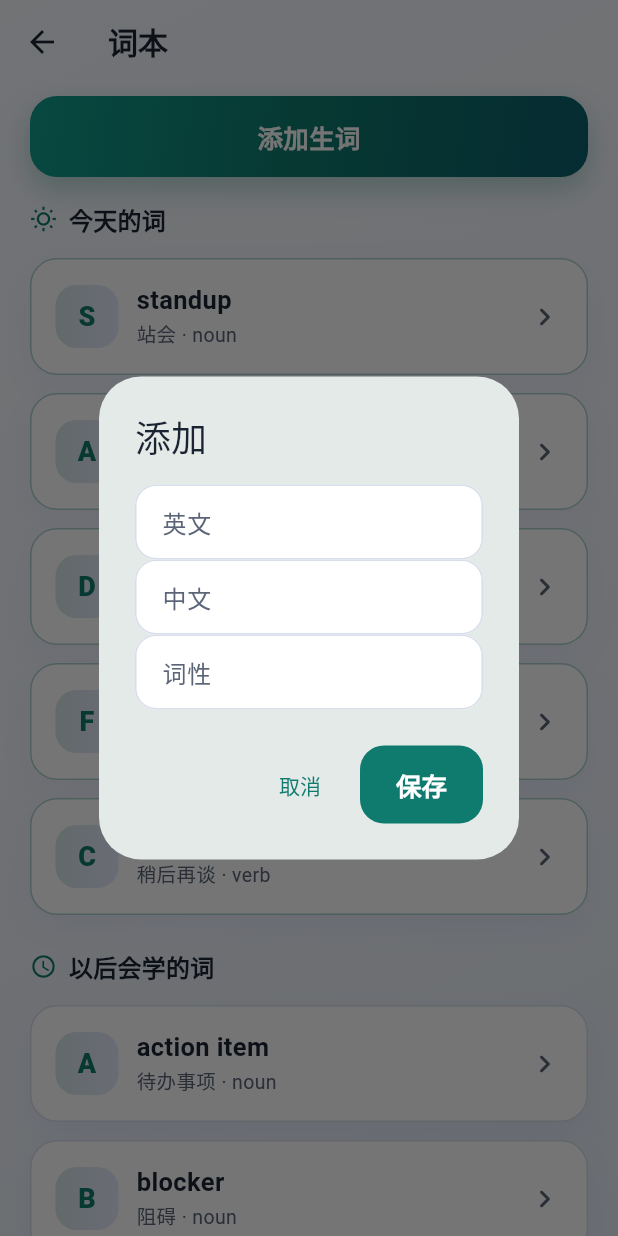
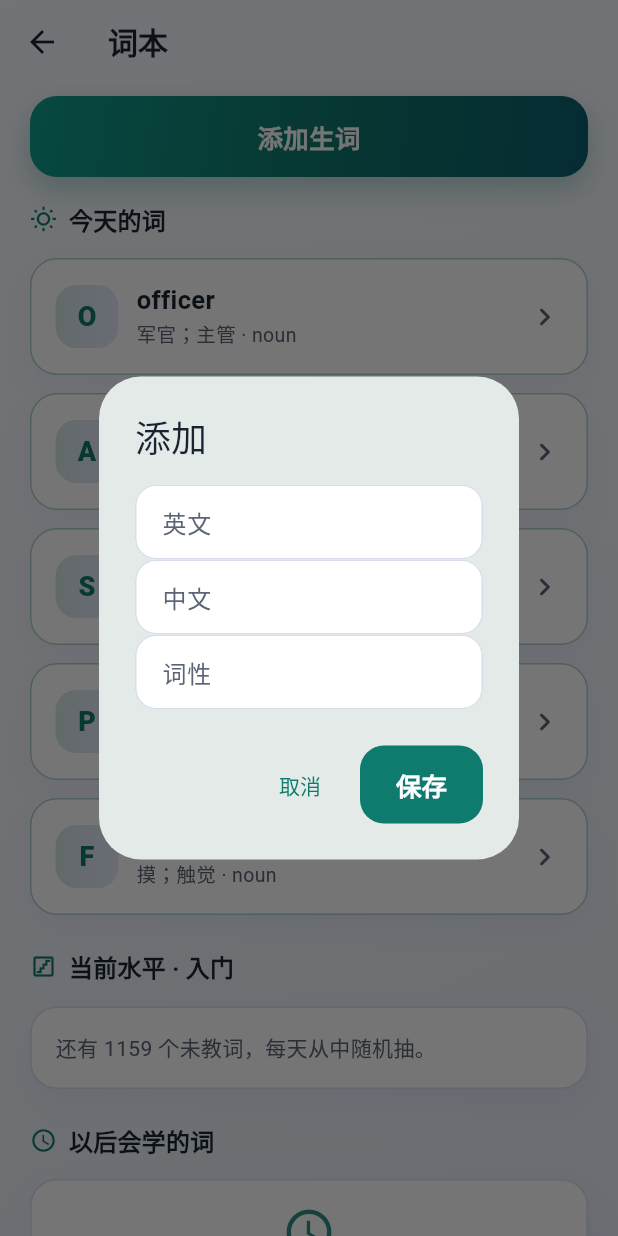
Before and after one commit to tysb121/english-app, a Flutter app: the WordsPage screen opened directly, after a tap on "添加生词", on a phone screen of 412 x 824 dp. Run offline on Flutter 3.47's test engine with Material 3 defaults, Android fonts, the light colour scheme and no system bars; our stand-ins replace flutter_secure_storage; accounts and stored records are empty.

Commit message:
feat: switch default vocabulary to CEFR-only (drop workplace seeds)
Wire LessonStore / onboarding / settings to cefr_core (入门=A1, 基础=A2,
进阶=B1): random untaught picks in the current level, freeze today's plan,
level changes apply tomorrow. Delete seed_words workplace list; migrate
tests to CEFR fixtures. Daily loop UI unchanged this pass.

```diff
--- a/lib/data/cefr_core.dart
+++ b/lib/data/cefr_core.dart
@@ -51,7 +51,7 @@ class CefrCoreBook {
   }
 }
 
-/// Loads [assets/wordbooks/cefr_core.json]. Not wired into [LessonStore] yet.
+/// Loads [assets/wordbooks/cefr_core.json] for [LessonStore].
 Future<CefrCoreBook> loadCefrCore({
   AssetBundle? bundle,
   String assetPath = 'assets/wordbooks/cefr_core.json',
--- a/lib/data/seed_words.dart
+++ /dev/null
@@ -1,85 +0,0 @@
-enum SeedBand { beginner, workplace, longer }
-
-class SeedWord {
-  final String id;
-  final String en;
-  final String cn;
-  final String pos;
-  final SeedBand band;
-
-  const SeedWord(this.id, this.en, this.cn, this.pos, this.band);
-}
-
-/// Workplace phrases written for this app. Fixed order is the lesson order.
-const List<SeedWord> seedWords = [
-  SeedWord('s01', 'standup', '站会', 'noun', SeedBand.workplace),
-  SeedWord('s02', 'agenda', '议程', 'noun', SeedBand.workplace),
-  SeedWord('s03', 'deadline', '截止日期', 'noun', SeedBand.workplace),
-  SeedWord('s04', 'follow up', '跟进', 'verb', SeedBand.workplace),
-  SeedWord('s05', 'circle back', '稍后再谈', 'verb', SeedBand.workplace),
-  SeedWord('s06', 'action item', '待办事项', 'noun', SeedBand.workplace),
-  SeedWord('s07', 'blocker', '阻碍', 'noun', SeedBand.workplace),
-  SeedWord('s08', 'sync up', '对一下进度', 'verb', SeedBand.workplace),
-  SeedWord('s09', 'ping', '发消息问一下', 'verb', SeedBand.workplace),
-  SeedWord('s10', 'loop in', '把人拉进讨论', 'verb', SeedBand.workplace),
-  SeedWord('s11', 'heads-up', '提前告知', 'noun', SeedBand.workplace),
-  SeedWord('s12', 'bandwidth', '手头的余力', 'noun', SeedBand.longer),
-  SeedWord('s13', 'takeaway', '结论', 'noun', SeedBand.workplace),
-  SeedWord('s14', 'stakeholder', '相关方', 'noun', SeedBand.longer),
-  SeedWord('s15', 'milestone', '里程碑', 'noun', SeedBand.longer),
-  SeedWord('s16', 'scope', '范围', 'noun', SeedBand.longer),
-  SeedWord('s17', 'tradeoff', '取舍', 'noun', SeedBand.longer),
-  SeedWord('s18', 'rollout', '上线', 'noun', SeedBand.longer),
-  SeedWord('s19', 'hotfix', '紧急修复', 'noun', SeedBand.longer),
-  SeedWord('s20', 'rollback', '回滚', 'noun', SeedBand.longer),
-  SeedWord('s21', 'onboard', '让新人上手', 'verb', SeedBand.longer),
-  SeedWord('s22', 'handoff', '交接', 'noun', SeedBand.longer),
-  SeedWord('s23', 'status update', '进度更新', 'noun', SeedBand.workplace),
-  SeedWord('s24', 'out of office', '不在办公室', 'phrase', SeedBand.beginner),
-  SeedWord('s25', 'running late', '要迟到了', 'phrase', SeedBand.beginner),
-  SeedWord('s26', 'jump on a call', '开个电话会', 'phrase', SeedBand.workplace),
-  SeedWord('s27', 'mute yourself', '把自己静音', 'phrase', SeedBand.workplace),
-  SeedWord('s28', 'share your screen', '共享屏幕', 'phrase', SeedBand.workplace),
-  SeedWord('s29', 'take this offline', '会下再说', 'phrase', SeedBand.longer),
-  SeedWord('s30', 'park this topic', '先搁置这个话题', 'phrase', SeedBand.longer),
-  SeedWord('s31', 'double-check', '再核对一遍', 'verb', SeedBand.workplace),
-  SeedWord('s32', 'sign off', '确认通过', 'verb', SeedBand.workplace),
-  SeedWord('s33', 'push back', '提出异议', 'verb', SeedBand.workplace),
-  SeedWord('s34', 'green light', '批准', 'noun', SeedBand.workplace),
-  SeedWord('s35', 'bottleneck', '瓶颈', 'noun', SeedBand.longer),
-  SeedWord('s36', 'backlog', '待办清单', 'noun', SeedBand.workplace),
-  SeedWord('s37', 'sprint', '迭代周期', 'noun', SeedBand.longer),
-  SeedWord('s38', 'retrospective', '回顾会', 'noun', SeedBand.longer),
-  SeedWord('s39', 'one-on-one', '一对一谈话', 'noun', SeedBand.workplace),
-  SeedWord('s40', 'time zone', '时区', 'noun', SeedBand.workplace),
-  SeedWord('s41', 'agenda item', '议程中的一项', 'noun', SeedBand.workplace),
-  SeedWord('s42', 'meeting notes', '会议记录', 'noun', SeedBand.workplace),
-  SeedWord('s43', 'action owner', '负责人', 'noun', SeedBand.workplace),
-  SeedWord('s44', 'due today', '今天到期', 'phrase', SeedBand.beginner),
-  SeedWord('s45', 'by end of day', '在今天下班前', 'phrase', SeedBand.beginner),
-  SeedWord('s46', 'as soon as possible', '尽快', 'phrase', SeedBand.beginner),
-  SeedWord('s47', 'keep me posted', '有进展告诉我', 'phrase', SeedBand.beginner),
-  SeedWord('s48', 'sounds good', '可以', 'phrase', SeedBand.beginner),
-  SeedWord('s49', 'let me check', '我确认一下', 'phrase', SeedBand.beginner),
-  SeedWord('s50', "I'll get back to you", '我稍后回复你', 'phrase', SeedBand.beginner),
-  SeedWord('s51', 'thanks for the update', '谢谢更新', 'phrase', SeedBand.beginner),
-  SeedWord('s52', 'could you clarify', '能说得更清楚吗', 'phrase', SeedBand.workplace),
-  SeedWord('s53', "let's prioritize", '我们排个优先级', 'phrase', SeedBand.workplace),
-  SeedWord('s54', 'this is blocked', '这件事被卡住了', 'phrase', SeedBand.workplace),
-  SeedWord('s55', 'we shipped it', '我们已经发布了', 'phrase', SeedBand.longer),
-  SeedWord('s56', 'pending review', '等待审阅', 'phrase', SeedBand.workplace),
-  SeedWord('s57', 'out of scope', '不在范围内', 'phrase', SeedBand.longer),
-  SeedWord('s58', 'on track', '进度正常', 'phrase', SeedBand.workplace),
-  SeedWord('s59', 'behind schedule', '落后于计划', 'phrase', SeedBand.workplace),
-  SeedWord('s60', 'quick question', '问个快问题', 'phrase', SeedBand.beginner),
-  SeedWord('s61', 'coffee chat', '咖啡时间的短聊', 'noun', SeedBand.workplace),
-  SeedWord('s62', 'lunch break', '午休', 'noun', SeedBand.beginner),
-  SeedWord('s63', 'wrap up', '收尾', 'verb', SeedBand.beginner),
-  SeedWord('s64', 'next steps', '下一步', 'noun', SeedBand.workplace),
-  SeedWord('s65', 'open question', '还没定的问题', 'noun', SeedBand.longer),
-  SeedWord('s66', 'decision log', '决定记录', 'noun', SeedBand.longer),
-  SeedWord('s67', 'risk', '风险', 'noun', SeedBand.longer),
-  SeedWord('s68', 'assumption', '假设', 'noun', SeedBand.longer),
-  SeedWord('s69', 'feedback', '反馈', 'noun', SeedBand.longer),
-  SeedWord('s70', 'alignment', '达成一致', 'noun', SeedBand.longer),
-];
--- a/lib/engine/lesson_store.dart
+++ b/lib/engine/lesson_store.dart
@@ -1,7 +1,7 @@
 import 'dart:convert';
 import 'dart:math';
 
-import '../data/seed_words.dart';
+import '../data/cefr_core.dart';
 import 'reasoning_effort.dart';
 
 DateTime dateOnly(DateTime value) =>
@@ -16,29 +16,37 @@ int vocabPassThreshold(int newWordCount) => (newWordCount * 8 + 9) ~/ 10;
 
 String normalizeAnswer(String value) => value.trim().toLowerCase();
 
-SeedBand bandForLevel(String level) {
-  switch (level) {
-    case '新手':
-    case '日常交流': // legacy label reads as beginner
-      return SeedBand.beginner;
-    case '更长的表达':
-      return SeedBand.longer;
-    case '简单工作对话':
+const productLevels = ['入门', '基础', '进阶'];
+
+/// Maps product labels (and legacy workplace labels) to CEFR-J codes.
+String cefrCodeForLevel(String level) {
+  switch (normalizeLevel(level)) {
+    case '基础':
+      return 'a2';
+    case '进阶':
+      return 'b1';
+    case '入门':
     default:
-      return SeedBand.workplace;
+      return 'a1';
   }
 }
 
 String normalizeLevel(String level) {
-  if (level == '日常交流') return '新手';
-  return level;
-}
-
-List<SeedBand> bandsFrom(SeedBand start) {
-  const order = [SeedBand.beginner, SeedBand.workplace, SeedBand.longer];
-  final index = order.indexOf(start);
-  if (index < 0) return order;
-  return order.sublist(index);
+  switch (level) {
+    case '新手':
+    case '日常交流':
+      return '入门';
+    case '简单工作对话':
+      return '基础';
+    case '更长的表达':
+      return '进阶';
+    case '入门':
+    case '基础':
+    case '进阶':
+      return level;
+    default:
+      return '入门';
+  }
 }
 
 String createInstallId() {
@@ -51,7 +59,7 @@ String createInstallId() {
   ).join();
 }
 
-enum WordSource { seed, user }
+enum WordSource { book, user }
 
 class Lexeme {
   final String id;
@@ -59,6 +67,8 @@ class Lexeme {
   final String cn;
   final String pos;
   final WordSource source;
+  /// CEFR code a1|a2|b1 for book words; empty for user words.
+  final String level;
 
   const Lexeme({
     required this.id,
@@ -66,6 +76,7 @@ class Lexeme {
     required this.cn,
     required this.pos,
     required this.source,
+    this.level = '',
   });
 }
 
@@ -215,24 +226,26 @@ class DayPlan {
 class LessonStore {
   LessonStore({
     DateTime Function()? clock,
-    List<SeedWord>? seeds,
+    List<CefrWord>? book,
+    Random? random,
     String? installId,
   }) : _clock = clock ?? DateTime.now,
-       _seeds = seeds ?? seedWords,
+       _random = random ?? Random(),
        installId = installId ?? createInstallId() {
-    for (final seed in _seeds) {
-      _words[seed.id] = Lexeme(
-        id: seed.id,
-        en: seed.en,
-        cn: seed.cn,
-        pos: seed.pos,
-        source: WordSource.seed,
+    for (final entry in book ?? const <CefrWord>[]) {
+      _words[entry.id] = Lexeme(
+        id: entry.id,
+        en: entry.en,
+        cn: entry.cn,
+        pos: entry.pos,
+        source: WordSource.book,
+        level: entry.level,
       );
     }
   }
 
   final DateTime Function() _clock;
-  final List<SeedWord> _seeds;
+  final Random _random;
   final Map<String, Lexeme> _words = {};
   final Map<String, DayPlan> _plans = {};
   final Map<String, List<_Attempt>> _attempts = {};
@@ -240,7 +253,7 @@ class LessonStore {
   final Map<String, _Review> _reviews = {};
 
   int dailyWords = 5;
-  String level = '简单工作对话';
+  String level = '入门';
   bool levelChosen = false;
   String reasoningEffort = 'off';
   String goal = '职场';
@@ -262,27 +275,29 @@ class LessonStore {
       for (final plan in _plans.values) ...plan.newWordIds,
     };
     final picked = <String>[];
-    void takeFrom(bool userOnly) {
-      for (final word in _words.values) {
-        if (picked.length >= dailyWords) return;
-        if (used.contains(word.id) || picked.contains(word.id)) continue;
-        final isUser = word.source == WordSource.user;
-        if (userOnly != isUser) continue;
-        if (!userOnly && word.source != WordSource.seed) continue;
-        picked.add(word.id);
-      }
+
+    // User-added words fill new slots first (still in insertion order).
+    for (final word in _words.values) {
+      if (picked.length >= dailyWords) break;
+      if (word.source != WordSource.user) continue;
+      if (used.contains(word.id) || picked.contains(word.id)) continue;
+      picked.add(word.id);
     }
 
-    takeFrom(true);
-    final bands = bandsFrom(bandForLevel(level));
-    for (final band in bands) {
-      if (picked.length >= dailyWords) break;
-      for (final seed in _seeds) {
-        if (picked.length >= dailyWords) break;
-        if (seed.band != band) continue;
-        if (used.contains(seed.id) || picked.contains(seed.id)) continue;
-        picked.add(seed.id);
-      }
+    // Remaining slots: random among untaught book words in the current CEFR level.
+    if (picked.length < dailyWords) {
+      final code = cefrCodeForLevel(level);
+      final pool = [
+        for (final word in _words.values)
+          if (word.source == WordSource.book &&
+              word.level == code &&
+              !used.contains(word.id) &&
+              !picked.contains(word.id))
+            word.id,
+      ];
+      pool.shuffle(_random);
+      final need = dailyWords - picked.length;
+      picked.addAll(pool.take(need));
     }
     final reviews = <String>[];
     for (final entry in _reviews.entries) {
@@ -327,6 +342,29 @@ class LessonStore {
   Lexeme? word(String id) => _words[id];
 
   List<Lexeme> get catalog => _words.values.toList();
+
+  /// User words plus already-introduced book words (keeps 词本 UI off the full 5k list).
+  List<Lexeme> get browsableWords => [
+        for (final word in _words.values)
+          if (word.source == WordSource.user ||
+              (_reviews[word.id]?.introducedOn != null))
+            word,
+      ];
+
+  int untaughtInLevelCount() {
+    final code = cefrCodeForLevel(level);
+    final used = <String>{
+      for (final plan in _plans.values) ...plan.newWordIds,
+    };
+    var count = 0;
+    for (final word in _words.values) {
+      if (word.source != WordSource.book) continue;
+      if (word.level != code) continue;
+      if (used.contains(word.id)) continue;
+      count += 1;
+    }
+    return count;
+  }
 
   List<String> vocabQueue(DayPlan plan) => [
     ...plan.newWordIds,
@@ -979,15 +1017,16 @@ class LessonStore {
     if (wordCounts.contains(json['dailyWords'])) {
       dailyWords = json['dailyWords'] as int;
     }
-    const levels = {'新手', '简单工作对话', '日常交流', '更长的表达'};
+    const legacyLevels = {'新手', '简单工作对话', '日常交流', '更长的表达'};
+    const levels = {'入门', '基础', '进阶', ...legacyLevels};
     const goals = {'职场', '日常', '考试', '都要'};
     const tones = {'简洁', '朋友', '老师'};
-    if (levels.contains(json['level'])) {
+    if (json['level'] is String && levels.contains(json['level'])) {
       level = normalizeLevel(json['level'] as String);
     }
     if (json['levelChosen'] == true) {
       levelChosen = true;
-    } else if (levels.contains(json['level'])) {
+    } else if (json['level'] is String && levels.contains(json['level'])) {
       // Returning users who already had a level saved are treated as chosen.
       levelChosen = true;
     }
--- a/lib/main.dart
+++ b/lib/main.dart
@@ -4,6 +4,7 @@ import 'app/app_model.dart';
 import 'app/local_progress.dart';
 import 'app/progress_shell.dart';
 import 'app/secrets.dart';
+import 'data/cefr_core.dart';
 import 'engine/lesson_store.dart';
 import 'engine/chat_thread.dart';
 import 'net/io_poster.dart';
@@ -13,7 +14,8 @@ Future<void> main() async {
   WidgetsFlutterBinding.ensureInitialized();
   final secrets = await SecureSecrets().load();
   final progress = await LocalProgress.open();
-  final store = LessonStore();
+  final book = await loadCefrCore();
+  final store = LessonStore(book: book.entries);
   final shell = ProgressShell(store: store, chat: ChatThread());
   final saved = await progress.read();
   if (saved != null && saved.trim().isNotEmpty) {
--- a/lib/ui/level_page.dart
+++ b/lib/ui/level_page.dart
@@ -8,19 +8,19 @@ class LevelPage extends StatelessWidget {
 
   static const _options = [
     (
-      '新手',
-      "I'm running late. 要迟到了",
+      '入门',
+      'A1 · hello / good / day',
       Icons.emoji_emotions_outlined,
     ),
     (
-      '简单工作对话',
-      "Let's start the standup. 我们开始站会。",
-      Icons.work_outline_rounded,
+      '基础',
+      'A2 · although / appear / around',
+      Icons.menu_book_outlined,
     ),
     (
-      '更长的表达',
-      "Let's take this offline. 会下再说。",
-      Icons.record_voice_over_outlined,
+      '进阶',
+      'B1 · abandon / absorb / access',
+      Icons.school_outlined,
     ),
   ];
 
@@ -38,7 +38,7 @@ class LevelPage extends StatelessWidget {
           ),
           const SizedBox(height: 8),
           const Text(
-            '决定从哪一档说法开始。今天的计划冻住后，改水平从明天生效。',
+            '决定从哪一档 CEFR 词开始。今天的计划冻住后，改水平从明天生效。',
             style: TextStyle(color: muted, height: 1.45),
           ),
           const SizedBox(height: 16),
--- a/lib/ui/settings_page.dart
+++ b/lib/ui/settings_page.dart
@@ -27,7 +27,7 @@ class _SettingsPageState extends State<SettingsPage> {
   bool _busy = false;
   bool _filled = false;
 
-  static const _levels = ['新手', '简单工作对话', '更长的表达'];
+  static const _levels = productLevels;
 
   @override
   void didChangeDependencies() {
--- a/lib/ui/words_page.dart
+++ b/lib/ui/words_page.dart
@@ -18,7 +18,9 @@ class WordsPage extends StatelessWidget {
       ...plan.errorWordIds,
     ];
     final today = [for (final id in todayIds) store.word(id)].whereType<Lexeme>();
-    final later = store.catalog.where((word) => !todayIds.contains(word.id));
+    final later = store.browsableWords.where((word) => !todayIds.contains(word.id));
+    final remaining = store.untaughtInLevelCount();
+    final levelLabel = normalizeLevel(store.level);
     return SoftScaffold(
       title: '词本',
       body: ListView(
@@ -36,8 +38,25 @@ class WordsPage extends StatelessWidget {
           else
             for (final word in today) _row(context, word, highlight: true),
           const SizedBox(height: 8),
+          SectionTitle('当前水平 · $levelLabel', icon: Icons.stairs_outlined),
+          AppCard(
+            child: Text(
+              remaining > 0
+                  ? '还有 $remaining 个未教词，每天从中随机抽。'
+                  : '这一档的新词已经抽完了，可以在「我的」里改水平（明天生效）。',
+              style: const TextStyle(color: muted, height: 1.4),
+            ),
+          ),
+          const SizedBox(height: 8),
           const SectionTitle('以后会学的词', icon: Icons.schedule_outlined),
-          for (final word in later) _row(context, word),
+          if (later.isEmpty)
+            const EmptyHint(
+              icon: Icons.schedule_outlined,
+              title: '还没有排进以后的词',
+              subtitle: '自己加的生词会优先出现在这里。',
+            )
+          else
+            for (final word in later) _row(context, word),
         ],
       ),
     );
```
Also changed, not shown: 8 other files.
